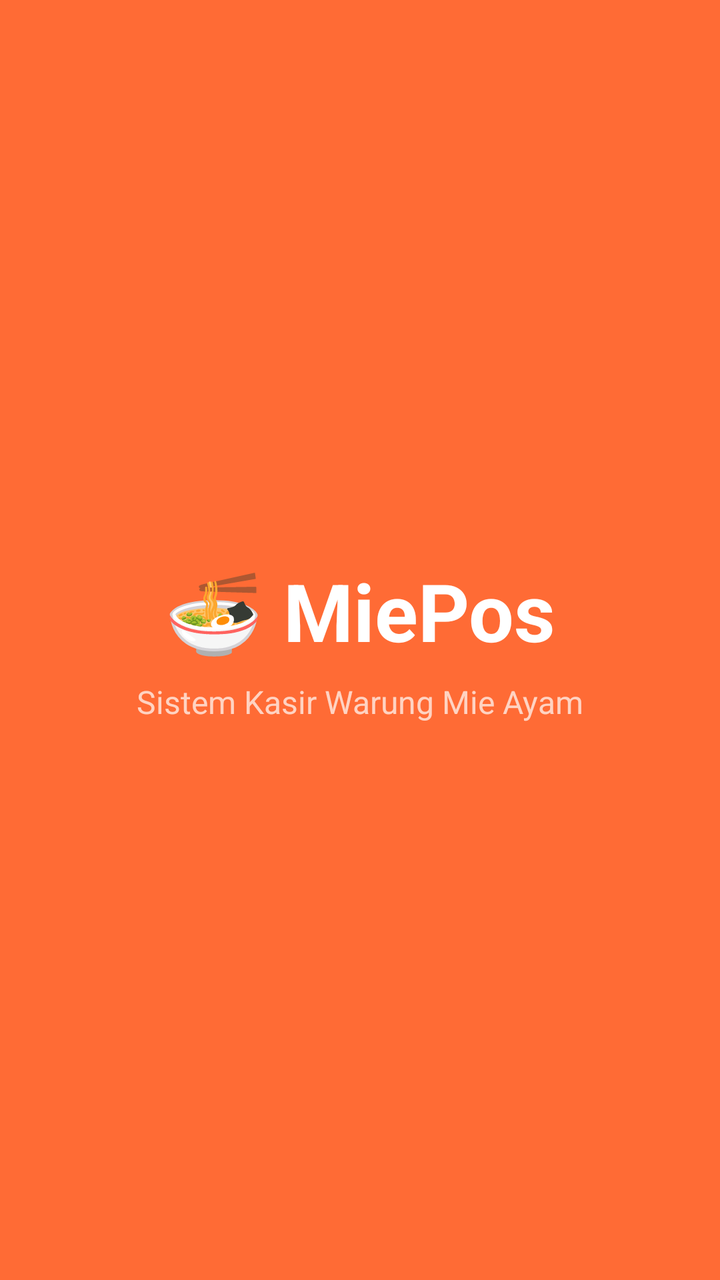
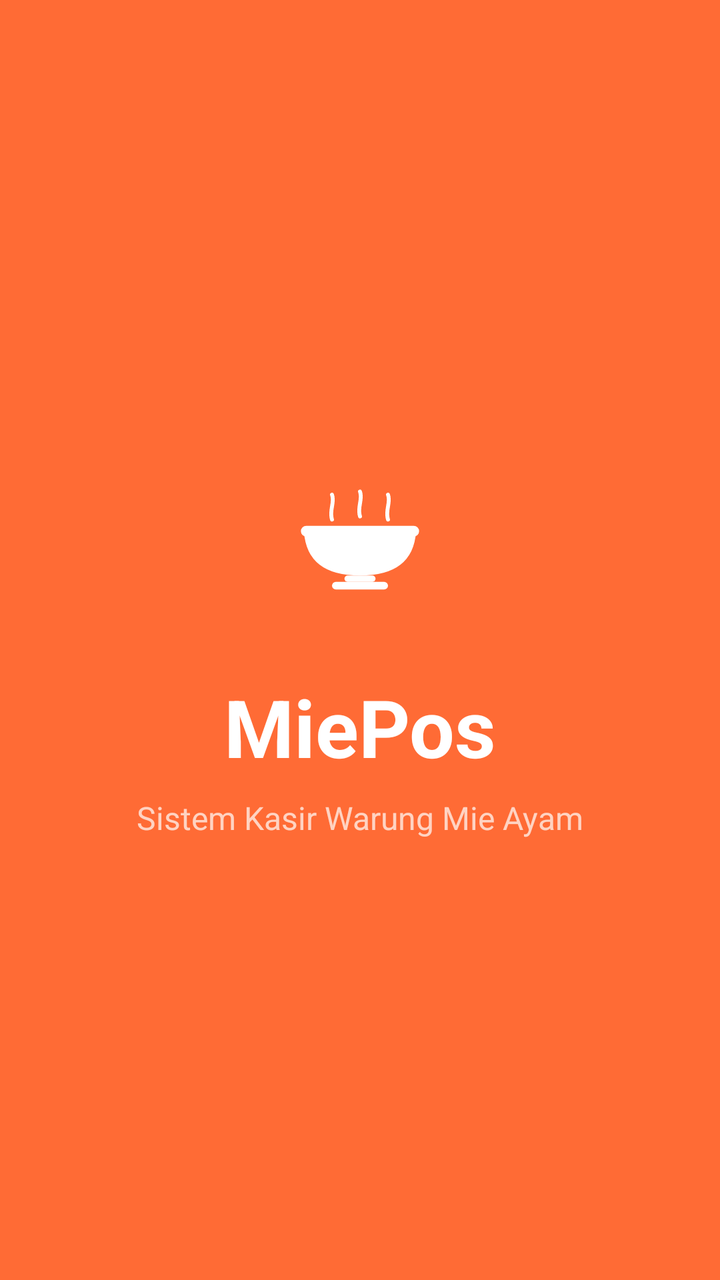

An Android layout rendered at two revisions. The XML below is the earlier revision; the diff shows what the commit changed to produce the second picture.
<!-- AndroidManifest.xml: activity theme Theme.MiePos.Splash -->
<!-- res/layout/activity_splash.xml -->
<?xml version="1.0" encoding="utf-8"?>
<androidx.constraintlayout.widget.ConstraintLayout
    xmlns:android="http://schemas.android.com/apk/res/android"
    xmlns:app="http://schemas.android.com/apk/res-auto"
    android:layout_width="match_parent"
    android:layout_height="match_parent"
    android:background="@color/primary">

    <TextView
        android:id="@+id/tvAppName"
        android:layout_width="wrap_content"
        android:layout_height="wrap_content"
        android:text="🍜 MiePos"
        android:textColor="@color/on_primary"
        android:textSize="40sp"
        android:textStyle="bold"
        app:layout_constraintBottom_toTopOf="@id/tvTagline"
        app:layout_constraintEnd_toEndOf="parent"
        app:layout_constraintStart_toStartOf="parent"
        app:layout_constraintTop_toTopOf="parent"
        app:layout_constraintVertical_chainStyle="packed" />

    <TextView
        android:id="@+id/tvTagline"
        android:layout_width="wrap_content"
        android:layout_height="wrap_content"
        android:layout_marginTop="8dp"
        android:text="Sistem Kasir Warung Mie Ayam"
        android:textColor="#B3FFFFFF"
        android:textSize="16sp"
        app:layout_constraintBottom_toBottomOf="parent"
        app:layout_constraintEnd_toEndOf="parent"
        app:layout_constraintStart_toStartOf="parent"
        app:layout_constraintTop_toBottomOf="@id/tvAppName" />

</androidx.constraintlayout.widget.ConstraintLayout>
<!-- resources referenced by this layout -->
<resources>
  <color name="on_primary">#FFFFFF</color>
  <color name="primary">#FF6B35</color>
  <style name="Theme.MiePos.Splash" parent="Theme.MiePos">
          <item name="android:windowBackground">@color/primary</item>
      </style>
  <style name="Theme.MiePos" parent="Theme.Material3.Light.NoActionBar">
          <item name="colorPrimary">@color/primary</item>
          <item name="colorPrimaryContainer">@color/primary_light</item>
          <item name="colorOnPrimaryContainer">@color/text_primary</item>
          <item name="colorOnPrimary">@color/on_primary</item>
          <item name="colorSecondary">@color/secondary</item>
          <item name="colorSecondaryContainer">@color/card_yellow</item>
          <item name="android:colorBackground">@color/background</item>
          <item name="colorSurface">@color/surface</item>
          <item name="colorError">@color/error</item>
      </style>
  <color name="primary_light">#FFAA80</color>
  <color name="text_primary">#1A1A1A</color>
  <color name="secondary">#FFB800</color>
  <color name="card_yellow">#FFF8E1</color>
  <color name="background">#FFF8F0</color>
  <color name="surface">#FFFFFF</color>
  <color name="error">#C62828</color>
</resources>

<!-- the commit's change to res/layout/activity_splash.xml (unified diff, before → after) -->
@@ -6,19 +6,32 @@
     android:layout_height="match_parent"
     android:background="@color/primary">
 
+    <ImageView
+        android:id="@+id/ivSplashLogo"
+        android:layout_width="100dp"
+        android:layout_height="100dp"
+        android:src="@drawable/ic_launcher_foreground"
+        android:padding="8dp"
+        android:layout_marginBottom="16dp"
+        android:contentDescription="Logo"
+        app:layout_constraintBottom_toTopOf="@id/tvAppName"
+        app:layout_constraintEnd_toEndOf="parent"
+        app:layout_constraintStart_toStartOf="parent"
+        app:layout_constraintTop_toTopOf="parent"
+        app:layout_constraintVertical_chainStyle="packed" />
+
     <TextView
         android:id="@+id/tvAppName"
         android:layout_width="wrap_content"
         android:layout_height="wrap_content"
-        android:text="🍜 MiePos"
+        android:text="MiePos"
         android:textColor="@color/on_primary"
         android:textSize="40sp"
         android:textStyle="bold"
         app:layout_constraintBottom_toTopOf="@id/tvTagline"
         app:layout_constraintEnd_toEndOf="parent"
         app:layout_constraintStart_toStartOf="parent"
-        app:layout_constraintTop_toTopOf="parent"
-        app:layout_constraintVertical_chainStyle="packed" />
+        app:layout_constraintTop_toBottomOf="@id/ivSplashLogo" />
 
     <TextView
         android:id="@+id/tvTagline"
<!-- resource entries referenced after the edit -->
@@ -2,6 +2,38 @@
 <resources>
   <color name="on_primary">#FFFFFF</color>
   <color name="primary">#FF6B35</color>
+  <!-- drawable ic_launcher_foreground (drawable) -->
+  <?xml version="1.0" encoding="utf-8"?>
+  <vector xmlns:android="http://schemas.android.com/apk/res/android"
+      android:width="108dp"
+      android:height="108dp"
+      android:viewportWidth="108"
+      android:viewportHeight="108">
+      
+      <path android:strokeColor="#FFFFFF" android:strokeWidth="2.5"
+          android:strokeLineCap="round"
+          android:pathData="M36,40 C34,34 38,29 36,24"/>
+      
+      <path android:strokeColor="#FFFFFF" android:strokeWidth="2.5"
+          android:strokeLineCap="round"
+          android:pathData="M54,38 C52,32 56,27 54,22"/>
+      
+      <path android:strokeColor="#FFFFFF" android:strokeWidth="2.5"
+          android:strokeLineCap="round"
+          android:pathData="M72,40 C70,34 74,29 72,24"/>
+      
+      <path android:fillColor="#FFFFFF"
+          android:pathData="M18,48 L90,48 Q88,76 54,76 Q20,76 18,48 Z"/>
+      
+      <path android:fillColor="#FFFFFF"
+          android:pathData="M19.5,44 L88.5,44 A3.5,3.5 0 0,1 92,47.5 A3.5,3.5 0 0,1 88.5,51 L19.5,51 A3.5,3.5 0 0,1 16,47.5 A3.5,3.5 0 0,1 19.5,44 Z"/>
+      
+      <path android:fillColor="#FFFFFF"
+          android:pathData="M46,76 L62,76 A2,2 0 0,1 64,78 A2,2 0 0,1 62,80 L46,80 A2,2 0 0,1 44,78 A2,2 0 0,1 46,76 Z"/>
+      
+      <path android:fillColor="#FFFFFF"
+          android:pathData="M38.5,80 L69.5,80 A2.5,2.5 0 0,1 72,82.5 A2.5,2.5 0 0,1 69.5,85 L38.5,85 A2.5,2.5 0 0,1 36,82.5 A2.5,2.5 0 0,1 38.5,80 Z"/>
+  </vector>
   <style name="Theme.MiePos.Splash" parent="Theme.MiePos">
           <item name="android:windowBackground">@color/primary</item>
       </style>
